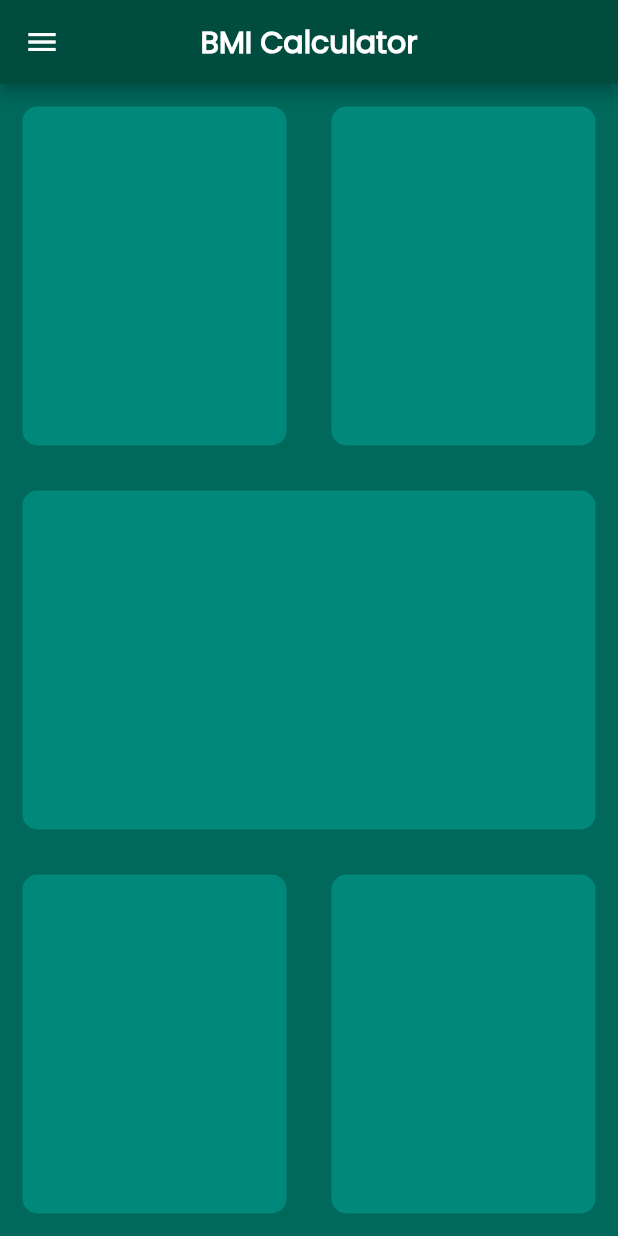
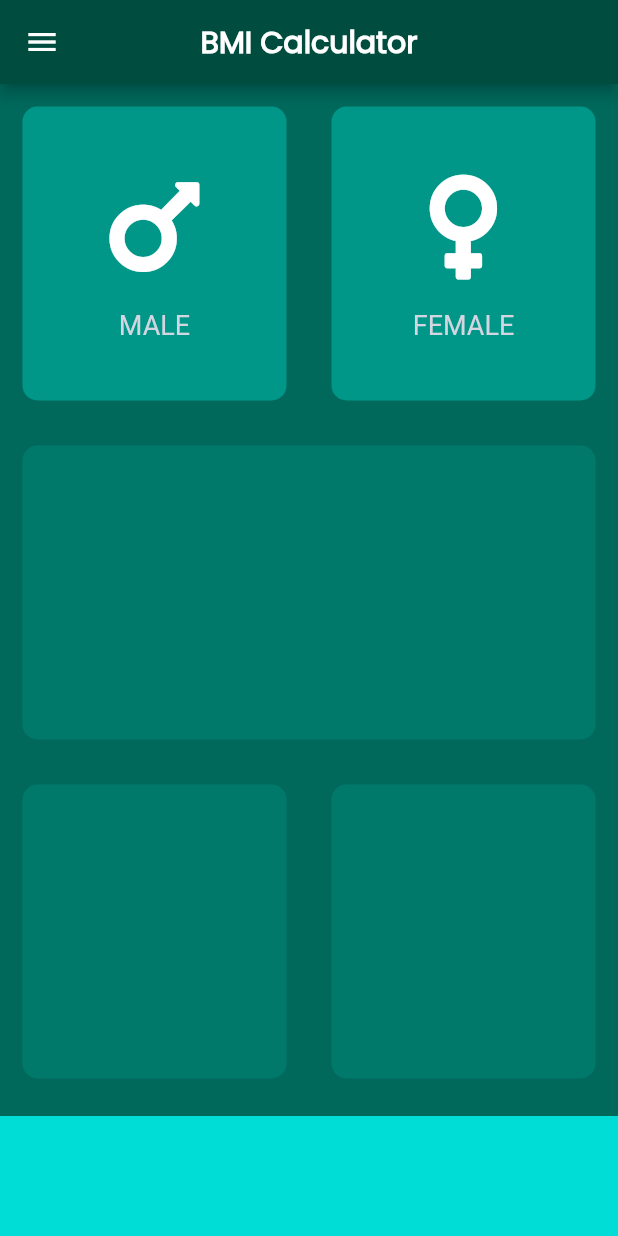
Before and after one commit to vutfiq01/mi_flash_card, a Flutter app: the BmiCalculatorApp screen opened directly, on a phone screen of 412 x 824 dp. Run offline on Flutter 3.47's test engine with Material 2 defaults, Android fonts, the light colour scheme and no system bars; our stand-ins replace audioplayers, font_awesome_flutter, rflutter_alert.

Commit message:
male female icon label added

```diff
--- /dev/null
+++ b/lib/bmiCalculatorAppComponents/reusable_card.dart
@@ -0,0 +1,24 @@
+import 'package:flutter/material.dart';
+
+class ReusableCard extends StatelessWidget {
+  const ReusableCard({
+    super.key,
+    required this.cardColor,
+    this.cardChild,
+  });
+
+  final Color cardColor;
+  final Widget? cardChild;
+
+  @override
+  Widget build(BuildContext context) {
+    return Container(
+      margin: const EdgeInsets.all(15),
+      decoration: BoxDecoration(
+        color: cardColor,
+        borderRadius: BorderRadius.circular(10.0),
+      ),
+      child: cardChild,
+    );
+  }
+}
--- /dev/null
+++ b/lib/bmiCalculatorAppComponents/toptwocard_icon_component.dart
@@ -0,0 +1,36 @@
+import 'package:flutter/material.dart';
+
+const labelStyle = TextStyle(
+  fontSize: 18.0,
+  color: Color.fromARGB(255, 211, 213, 225),
+);
+
+class TopTwoCardChild extends StatelessWidget {
+  const TopTwoCardChild({
+    super.key,
+    required this.topTwoCardChildText,
+    required this.topTwoCardChildIcon,
+  });
+
+  final IconData topTwoCardChildIcon;
+  final String topTwoCardChildText;
+
+  @override
+  Widget build(BuildContext context) {
+    return Column(
+      mainAxisAlignment: MainAxisAlignment.center,
+      children: <Widget>[
+        Icon(
+          topTwoCardChildIcon,
+          color: Colors.white,
+          size: 80.0,
+        ),
+        const SizedBox(height: 15.0),
+        Text(
+          topTwoCardChildText,
+          style: labelStyle,
+        )
+      ],
+    );
+  }
+}
--- a/lib/bmi_calculator_app.dart
+++ b/lib/bmi_calculator_app.dart
@@ -1,5 +1,13 @@
 import 'package:flutter/material.dart';
+import 'package:font_awesome_flutter/font_awesome_flutter.dart';
 import 'package:mi_flash_card/widget/navigation_drawer.dart';
+import 'bmiCalculatorAppComponents/reusable_card.dart';
+import 'bmiCalculatorAppComponents/toptwocard_icon_component.dart';
+
+const bottomContainerHeight = 80.0;
+const Color topTwoContainerColor = Color(0xFF009688);
+const Color middleThreeContainerColor = Color(0xFF00796B);
+const Color bottomContainerColor = Color(0xFF00DCD6);
 
 class BmiCalculatorApp extends StatefulWidget {
   const BmiCalculatorApp({super.key});
@@ -16,67 +24,61 @@ class _BmiCalculatorAppState extends State<BmiCalculatorApp> {
         title: const Text('BMI Calculator'),
       ),
       drawer: const MyNavigationDrawer(),
-      body: const Column(
+      body: Column(
         children: <Widget>[
-          Expanded(
+          const Expanded(
             child: Row(
               children: <Widget>[
                 Expanded(
                   child: ReusableCard(
-                    cardColor: Color(0xFF00897B),
+                    cardChild: TopTwoCardChild(
+                      topTwoCardChildIcon: FontAwesomeIcons.mars,
+                      topTwoCardChildText: 'MALE',
+                    ),
+                    cardColor: topTwoContainerColor,
                   ),
                 ),
                 Expanded(
                   child: ReusableCard(
-                    cardColor: Color(0xFF00897B),
+                    cardChild: TopTwoCardChild(
+                      topTwoCardChildIcon: FontAwesomeIcons.venus,
+                      topTwoCardChildText: 'FEMALE',
+                    ),
+                    cardColor: topTwoContainerColor,
                   ),
                 ),
               ],
             ),
           ),
-          Expanded(
+          const Expanded(
             child: ReusableCard(
-              cardColor: Color(0xFF00897B),
+              cardColor: middleThreeContainerColor,
             ),
           ),
-          Expanded(
+          const Expanded(
             child: Row(
               children: <Widget>[
                 Expanded(
                   child: ReusableCard(
-                    cardColor: Color(0xFF00897B),
+                    cardColor: middleThreeContainerColor,
                   ),
                 ),
                 Expanded(
                   child: ReusableCard(
-                    cardColor: Color(0xFF00897B),
+                    cardColor: middleThreeContainerColor,
                   ),
                 ),
               ],
             ),
           ),
+          Container(
+            color: bottomContainerColor,
+            margin: const EdgeInsets.only(top: 10.0),
+            width: double.infinity,
+            height: bottomContainerHeight,
+          )
         ],
       ),
     );
   }
 }
-
-class ReusableCard extends StatelessWidget {
-  const ReusableCard({
-    super.key,
-    required this.cardColor,
-  });
-
-  final Color cardColor;
-
-  @override
-  Widget build(BuildContext context) {
-    return Container(
-      margin: const EdgeInsets.all(15),
-      decoration: BoxDecoration(
-        color: cardColor,
-        borderRadius: BorderRadius.circular(10.0),
-      ),
-    );
-  }
-}
```
